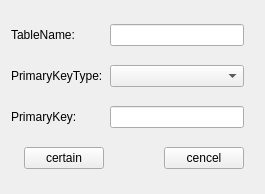
Qt form Tools/AddTableWidget.ui (j1010559503/CustomPSQL) before a commit.
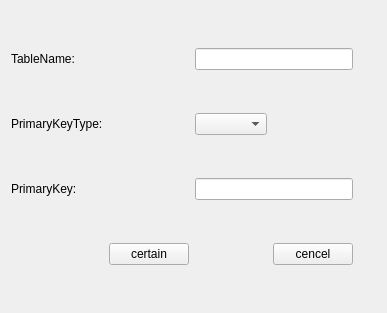
The same form after that commit.

Diff of the .ui file:
```diff
--- a/Tools/AddTableWidget.ui
+++ b/Tools/AddTableWidget.ui
@@ -6,15 +6,15 @@
    <rect>
     <x>0</x>
     <y>0</y>
-    <width>265</width>
-    <height>194</height>
+    <width>387</width>
+    <height>313</height>
    </rect>
   </property>
   <property name="windowTitle">
    <string>Form</string>
   </property>
   <layout class="QGridLayout" name="gridLayout">
-   <item row="0" column="0" colspan="2">
+   <item row="0" column="0">
     <widget class="QLabel" name="label_tablename">
      <property name="text">
       <string>TableName:</string>
@@ -24,17 +24,17 @@
    <item row="0" column="2" colspan="2">
     <widget class="QLineEdit" name="lineEdit_tablename"/>
    </item>
-   <item row="1" column="0" colspan="2">
+   <item row="1" column="0">
     <widget class="QLabel" name="label_primkeyType">
      <property name="text">
       <string>PrimaryKeyType:</string>
      </property>
     </widget>
    </item>
-   <item row="1" column="2" colspan="2">
+   <item row="1" column="2">
     <widget class="QComboBox" name="comboBox_keyTypes"/>
    </item>
-   <item row="2" column="0" colspan="2">
+   <item row="2" column="0">
     <widget class="QLabel" name="label_primkey">
      <property name="text">
       <string>PrimaryKey:</string>
```
